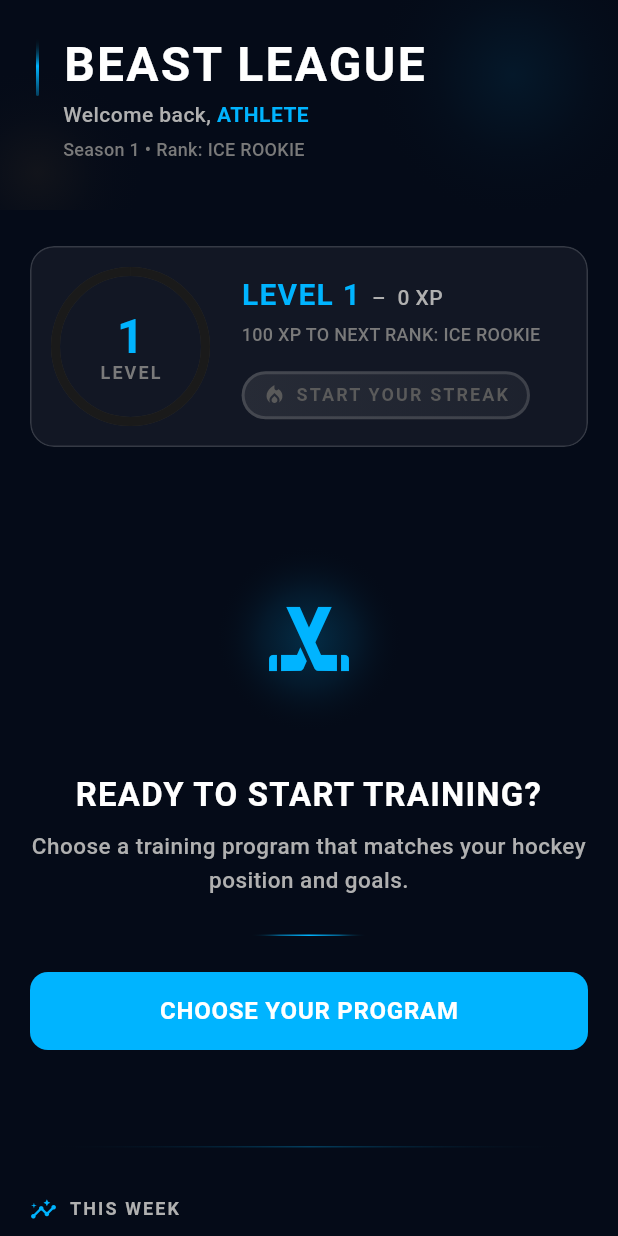
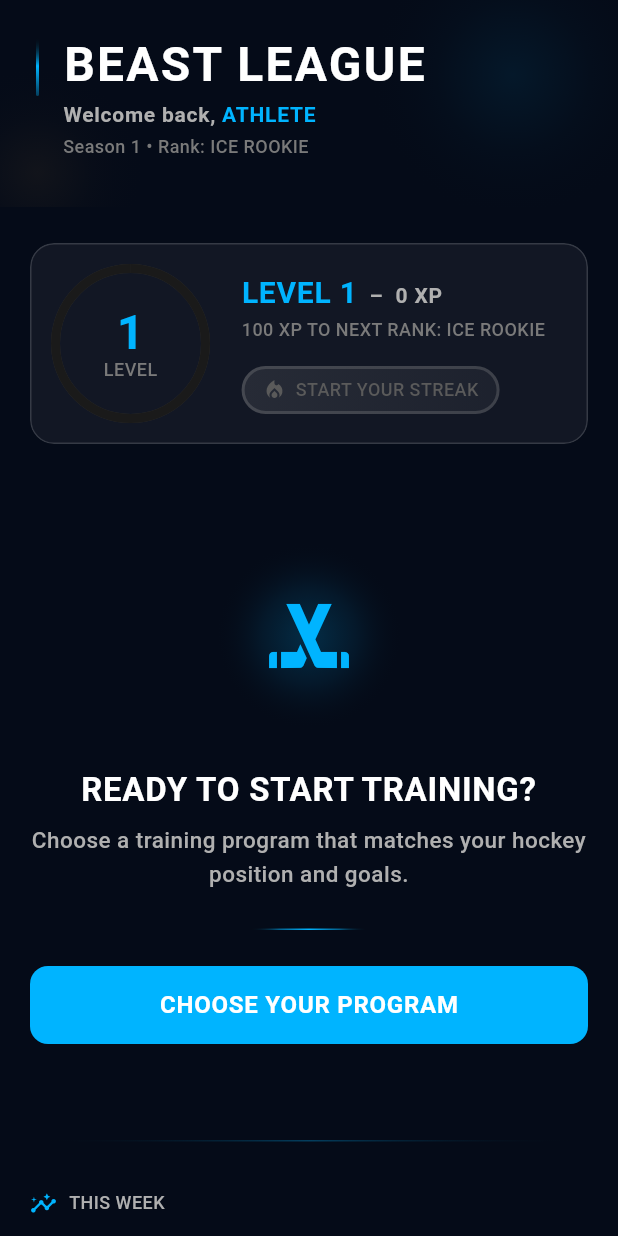
Before and after one commit to Johan2659/GymHockeyTraining, a Flutter app: the HubScreen screen opened directly, on a phone screen of 412 x 824 dp. Run offline on Flutter 3.47's test engine with Material 3 defaults, Android fonts, the phone set to English and light mode, and no system bars; our stand-ins replace flutter_riverpod, flutter_secure_storage, go_router, hive, hive_flutter, logger and 3 more; accounts and stored records are empty; generated files the repository leaves out were written again.

Commit message:
full gestion with theme.dart

```diff
--- a/lib/app/theme.dart
+++ b/lib/app/theme.dart
@@ -599,6 +599,33 @@ class AppTextStyles {
     letterSpacing: 0.8,
     color: AppTheme.onPrimaryColor,
   );
+
+  /// Headline Medium - Mid-sized headers (22sp)
+  static const TextStyle headlineMedium = TextStyle(
+    fontSize: 22,
+    fontWeight: FontWeight.bold,
+    letterSpacing: 0.5,
+    color: AppTheme.onSurfaceColor,
+    height: 1.3,
+  );
+
+  /// Label Medium Small - Between label and small (13sp)
+  static const TextStyle labelMediumSmall = TextStyle(
+    fontSize: 13,
+    fontWeight: FontWeight.w500,
+    letterSpacing: 0.3,
+    color: AppTheme.secondaryTextColor,
+    height: 1.4,
+  );
+
+  /// Display XL - Extra-large hero numbers (32sp)
+  static const TextStyle displayXL = TextStyle(
+    fontSize: 32,
+    fontWeight: FontWeight.bold,
+    letterSpacing: -0.5,
+    color: AppTheme.onSurfaceColor,
+    height: 1.1,
+  );
 }
 
 /// =============================================================================
@@ -609,12 +636,14 @@ class AppTextStyles {
 ///
 /// Display:
 ///   displayLarge (36sp)  - Hero numbers, main stats, timers
+///   displayXL (32sp)     - Extra-large hero displays
 ///   displayMedium (30sp) - Secondary large numbers
 ///   statValue (36sp)     - Athletic stat displays
 ///
 /// Titles:
 ///   titleXL (32sp)       - Page titles, hero sections
 ///   titleL (24sp)        - Main section headers
+///   headlineMedium (22sp)- Mid-sized headers
 ///   headlineSmall (20sp) - Sub-section headers
 ///   subtitle (18sp)      - Secondary headers
 ///   subtitleLarge (18sp) - Emphasized secondary headers
@@ -626,11 +655,12 @@ class AppTextStyles {
 ///   small (13sp)         - Supporting information
 ///
 /// Labels & Captions:
-///   labelMedium (13sp)   - Category names, tags (bold)
-///   labelSmall (12sp)    - Descriptions, metadata
-///   labelMicro (12sp)    - Compact uppercase labels
-///   caption (12sp)       - Timestamps, footnotes
-///   statLabel (12sp)     - Labels under statistics
+///   labelMedium (13sp)      - Category names, tags (bold)
+///   labelMediumSmall (13sp) - Between label and small
+///   labelSmall (12sp)       - Descriptions, metadata
+///   labelMicro (12sp)       - Compact uppercase labels
+///   caption (12sp)          - Timestamps, footnotes
+///   statLabel (12sp)        - Labels under statistics
 ///
 /// Buttons:
 ///   buttonLarge (18sp)   - Primary CTAs
--- a/lib/features/auth/presentation/auth_welcome_screen.dart
+++ b/lib/features/auth/presentation/auth_welcome_screen.dart
@@ -99,7 +99,7 @@ class AuthWelcomeScreen extends ConsumerWidget {
                 ),
                 child: Text(
                   'Enter Username',
-                  style: AppTextStyles.button.copyWith(fontSize: 18),
+                  style: AppTextStyles.buttonLarge,
                 ),
               ),
               SizedBox(height: AppSpacing.md),
--- a/lib/features/auth/presentation/login_screen.dart
+++ b/lib/features/auth/presentation/login_screen.dart
@@ -181,7 +181,7 @@ class _LoginScreenState extends ConsumerState<LoginScreen> {
                         )
                       : Text(
                           'Login',
-                          style: AppTextStyles.button.copyWith(fontSize: 18),
+                          style: AppTextStyles.buttonLarge,
                         ),
                 ),
                 SizedBox(height: AppSpacing.lg),
--- a/lib/features/auth/presentation/signup_screen.dart
+++ b/lib/features/auth/presentation/signup_screen.dart
@@ -210,7 +210,7 @@ class _SignUpScreenState extends ConsumerState<SignUpScreen> {
                         )
                       : Text(
                           'Continue',
-                          style: AppTextStyles.button.copyWith(fontSize: 18),
+                          style: AppTextStyles.buttonLarge,
                         ),
                 ),
                 SizedBox(height: AppSpacing.lg),
--- a/lib/features/extras/presentation/extra_session_player_screen.dart
+++ b/lib/features/extras/presentation/extra_session_player_screen.dart
@@ -456,8 +456,7 @@ class _ExtraSessionPlayerScreenState
                 Expanded(
                   child: Text(
                     extraTitle,
-                    style: AppTextStyles.subtitle.copyWith(
-                      fontSize: 17,
+                    style: AppTextStyles.bodyLargePlus.copyWith(
                       letterSpacing: -0.3,
                       height: 1.1,
                     ),
@@ -478,8 +477,7 @@ class _ExtraSessionPlayerScreenState
                       const SizedBox(width: AppSpacing.xs),
                       Text(
                         _formatDuration(_elapsedSeconds),
-                        style: AppTextStyles.small.copyWith(
-                          fontSize: 13,
+                        style: AppTextStyles.labelMediumSmall.copyWith(
                           fontWeight: FontWeight.w600,
                           color: AppTheme.primaryColor,
                         ),
--- a/lib/features/extras/presentation/extras_screen.dart
+++ b/lib/features/extras/presentation/extras_screen.dart
@@ -446,7 +446,7 @@ class _ExtraCard extends StatelessWidget {
                       children: [
                         Text(
                           extra.title,
-                          style: AppTextStyles.subtitle.copyWith(fontSize: 16),
+                          style: AppTextStyles.body,
                           softWrap: true,
                         ),
                         const SizedBox(height: AppSpacing.xs),
--- a/lib/features/hub/presentation/hub_screen.dart
+++ b/lib/features/hub/presentation/hub_screen.dart
@@ -275,16 +275,14 @@ class HubScreen extends ConsumerWidget {
                             children: [
                               Text(
                                 'Welcome back, ',
-                                style: AppTextStyles.body.copyWith(
-                                  fontSize: 14,
+                                style: AppTextStyles.buttonSmall.copyWith(
                                   color: AppTheme.secondaryTextColor,
                                 ),
                               ),
                               Flexible(
                                 child: Text(
                                   userName,
-                                  style: AppTextStyles.body.copyWith(
-                                    fontSize: 14,
+                                  style: AppTextStyles.buttonSmall.copyWith(
                                     fontWeight: FontWeight.bold,
                                     color: AppTheme.primaryColor,
                                   ),
@@ -296,8 +294,7 @@ class HubScreen extends ConsumerWidget {
                           const SizedBox(height: 4),
                           Text(
                             'Season 1 • Rank: $rankName',
-                            style: AppTextStyles.small.copyWith(
-                              fontSize: 12,
+                            style: AppTextStyles.caption.copyWith(
                               color: AppTheme.grey500,
                             ),
                           ),
@@ -346,15 +343,13 @@ class HubScreen extends ConsumerWidget {
   children: [
     Text(
       'LEVEL $level',
-      style: AppTextStyles.subtitle.copyWith(
-        fontSize: 20,
+      style: AppTextStyles.headlineSmall.copyWith(
         color: AppTheme.primaryColor,
       ),
     ),
     Text(
       '  –  ${data.currentXP} XP',
-      style: AppTextStyles.body.copyWith(
-        fontSize: 14,
+      style: AppTextStyles.buttonSmall.copyWith(
         color: AppTheme.secondaryTextColor,
       ),
     ),
@@ -364,8 +359,7 @@ class HubScreen extends ConsumerWidget {
                 SizedBox(height: AppSpacing.xs),
                 Text(
                   '$xpNeeded XP TO NEXT RANK: $rankName',
-                  style: AppTextStyles.small.copyWith(
-                    fontSize: 12,
+                  style: AppTextStyles.caption.copyWith(
                     color: AppTheme.grey500,
                   ),
                 ),
@@ -453,8 +447,7 @@ class HubScreen extends ConsumerWidget {
                   SizedBox(width: AppSpacing.sm),
                   Text(
                     'CURRENT PROGRAM',
-                    style: AppTextStyles.labelMicro.copyWith(
-                      fontSize: 12,
+                    style: AppTextStyles.caption.copyWith(
                       color: AppTheme.secondaryTextColor,
                     ),
                   ),
@@ -507,7 +500,7 @@ class HubScreen extends ConsumerWidget {
                   Expanded(
                     child: Text(
                       programName,
-                      style: AppTextStyles.subtitle.copyWith(fontSize: 20),
+                      style: AppTextStyles.headlineSmall,
                     ),
                   ),
                   Container(
@@ -525,8 +518,7 @@ class HubScreen extends ConsumerWidget {
                     ),
                     child: Text(
                       role,
-                      style: AppTextStyles.labelMicro.copyWith(
-                        fontSize: 12,
+                      style: AppTextStyles.caption.copyWith(
                         color: AppTheme.primaryColor,
                       ),
                     ),
@@ -538,8 +530,7 @@ class HubScreen extends ConsumerWidget {
                 children: [
                   Text(
                     'WEEK $currentWeek',
-                    style: AppTextStyles.small.copyWith(
-                      fontSize: 12,
+                    style: AppTextStyles.caption.copyWith(
                       fontWeight: FontWeight.w700,
                       color: AppTheme.secondaryTextColor,
                     ),
@@ -556,8 +547,7 @@ class HubScreen extends ConsumerWidget {
                   ),
                   Text(
                     'SESSION $currentSession',
-                    style: AppTextStyles.small.copyWith(
-                      fontSize: 12,
+                    style: AppTextStyles.caption.copyWith(
                       fontWeight: FontWeight.w700,
                       color: AppTheme.secondaryTextColor,
                     ),
@@ -565,8 +555,7 @@ class HubScreen extends ConsumerWidget {
                   const Spacer(),
                   Text(
                     '${(data.percentCycle * 100).toInt()}%',
-                    style: AppTextStyles.titleL.copyWith(
-                      fontSize: 22,
+                    style: AppTextStyles.headlineMedium.copyWith(
                       letterSpacing: -0.5,
                     ),
                   ),
@@ -710,8 +699,7 @@ class HubScreen extends ConsumerWidget {
                     Flexible(
                       child: Text(
                         'Paused $timeAgoText',
-                        style: AppTextStyles.small.copyWith(
-                          fontSize: 12,
+                        style: AppTextStyles.caption.copyWith(
                           color: AppTheme.secondaryTextColor,
                         ),
                         overflow: TextOverflow.ellipsis,
@@ -723,8 +711,7 @@ class HubScreen extends ConsumerWidget {
                 if (completedCount > 0)
                   Text(
                     '$completedCount exercises completed',
-                    style: AppTextStyles.small.copyWith(
-                      fontSize: 12,
+                    style: AppTextStyles.caption.copyWith(
                       color: AppTheme.success,
                     ),
                   ),
@@ -828,14 +815,13 @@ class HubScreen extends ConsumerWidget {
         SizedBox(height: AppSpacing.lg),
         Text(
           'READY TO START TRAINING?',
-          style: AppTextStyles.subtitle.copyWith(fontSize: 22),
+          style: AppTextStyles.headlineMedium,
           textAlign: TextAlign.center,
         ),
         SizedBox(height: AppSpacing.sm),
         Text(
           'Choose a training program that matches your hockey position and goals.',
-          style: AppTextStyles.body.copyWith(
-            fontSize: 15,
+          style: AppTextStyles.bodyMedium.copyWith(
             color: AppTheme.secondaryTextColor,
           ),
           textAlign: TextAlign.center,
@@ -892,8 +878,7 @@ class HubScreen extends ConsumerWidget {
             SizedBox(width: AppSpacing.sm),
             Text(
               'THIS WEEK',
-              style: AppTextStyles.labelMicro.copyWith(
-                fontSize: 12,
+              style: AppTextStyles.caption.copyWith(
                 color: AppTheme.secondaryTextColor,
               ),
             ),
@@ -985,8 +970,7 @@ class HubScreen extends ConsumerWidget {
             SizedBox(width: AppSpacing.sm),
             Text(
               'QUICK ACTIONS',
-              style: AppTextStyles.labelMicro.copyWith(
-                fontSize: 12,
+              style: AppTextStyles.caption.copyWith(
                 color: AppTheme.secondaryTextColor,
               ),
             ),
@@ -1037,8 +1021,7 @@ class HubScreen extends ConsumerWidget {
             SizedBox(width: AppSpacing.sm),
             Text(
               'DAILY MOTIVATION',
-              style: AppTextStyles.labelMicro.copyWith(
-                fontSize: 12,
+              style: AppTextStyles.caption.copyWith(
                 color: AppTheme.secondaryTextColor,
               ),
             ),
@@ -1236,15 +1219,13 @@ class _LevelRingWidget extends StatelessWidget {
                 children: [
                   Text(
                     '$level',
-                    style: AppTextStyles.statValue.copyWith(
-                      fontSize: 32,
+                    style: AppTextStyles.displayXL.copyWith(
                       color: AppTheme.primaryColor,
                     ),
                   ),
                   Text(
                     'LEVEL',
-                    style: AppTextStyles.labelMicro.copyWith(
-                      fontSize: 12,
+                    style: AppTextStyles.caption.copyWith(
                       color: AppTheme.grey500,
                     ),
                   ),
@@ -1379,8 +1360,7 @@ class _StreakBadgeWidgetState extends State<_StreakBadgeWidget>
                 hasStreak
                     ? '${widget.streak} WEEKS BEAST MODE'
                     : 'START YOUR STREAK',
-                style: AppTextStyles.labelMicro.copyWith(
-                  fontSize: 12,
+                style: AppTextStyles.caption.copyWith(
                   color: hasStreak ? Colors.orange : AppTheme.grey600,
                 ),
               ),
@@ -1454,16 +1434,14 @@ class _StatItem extends StatelessWidget {
         SizedBox(height: AppSpacing.xs),
         Text(
           value,
-          style: AppTextStyles.statValue.copyWith(
-            fontSize: 24,
+          style: AppTextStyles.titleL.copyWith(
             color: valueColor ?? AppTheme.onSurfaceColor,
           ),
         ),
         const SizedBox(height: 2),
         Text(
           label,
-          style: AppTextStyles.labelMicro.copyWith(
-            fontSize: 12,
+          style: AppTextStyles.caption.copyWith(
             color: AppTheme.grey500,
           ),
         ),
@@ -1532,9 +1510,8 @@ class _QuickActionCard extends StatelessWidget {
                 SizedBox(height: AppSpacing.sm),
                 Text(
                   title,
-                  style: AppTextStyles.small.copyWith(
+                  style: AppTextStyles.caption.copyWith(
                     fontWeight: FontWeight.w800,
-                    fontSize: 12,
                     color: AppTheme.onPrimaryColor,
                   ),
                   textAlign: TextAlign.center,
--- a/lib/features/profile/presentation/profile_screen.dart
+++ b/lib/features/profile/presentation/profile_screen.dart
@@ -371,8 +371,7 @@ class _ProfileScreenState extends ConsumerState<ProfileScreen> {
         ),
         subtitle: Text(
           subtitle,
-          style: AppTextStyles.small.copyWith(
-            fontSize: 12,
+          style: AppTextStyles.caption.copyWith(
             color: Theme.of(context).colorScheme.onSurface.withOpacity(0.6),
           ),
         ),
--- a/lib/features/programs/presentation/program_management_dialog.dart
+++ b/lib/features/programs/presentation/program_management_dialog.dart
@@ -84,7 +84,7 @@ class _ProgramManagementDialogState
             // Options
             Text(
               'What would you like to do?',
-              style: AppTextStyles.subtitle.copyWith(fontSize: 16),
+              style: AppTextStyles.body,
             ),
             const SizedBox(height: AppSpacing.sm + 4),
 
```
Also changed, not shown: lib/features/extras/presentation/extra_detail_screen.dart (+3 -5 lines), lib/features/hub/presentation/hub_screen_old.dart (+24 -43 lines), lib/features/programs/presentation/program_detail_screen.dart (+4 -8 lines), lib/features/progress/presentation/modern_progress_screen.dart (+3 -6 lines), lib/features/progress/presentation/progress_screen.dart (+6 -12 lines), lib/features/session/presentation/session_detail_screen.dart (+4 -9 lines), lib/features/session/presentation/session_player_screen.dart (+23 -43 lines).
